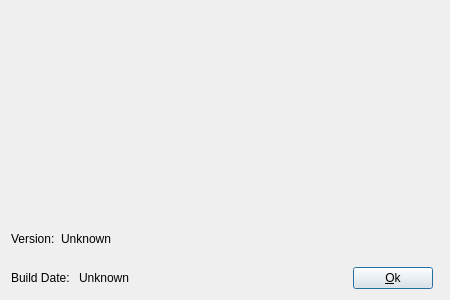
deskflow/deskflow, file src/gui/src/AboutDialogBase.ui: the form before one commit.
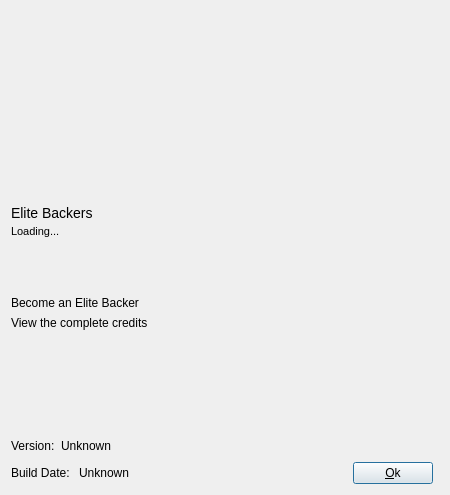
The form after the commit. Icons and pictures are not drawn.

Commit message:
Special contributor mentions on the about screen (#7197)
* Remove obsolete data

* Add section "Key contributors"

* Add "Elite Backers" label

* Add Elite Backers

* Remove borders for Elite backers section

* Add link "Become an Elite Backer"

* Become an Elite Backer as a separate label

* Add link to the credits page

* Fix for macOS

* Fix fonts and spaces for Windows

* Fix window size for Linux

* Loading credits using API

* Update ChangeLog

* Fix code smells

* Requested changes

* Change URL

* Update AboutDialogBase.ui

What changed in the file:
```diff
--- a/src/gui/src/AboutDialogBase.ui
+++ b/src/gui/src/AboutDialogBase.ui
@@ -13,7 +13,7 @@
     <x>0</x>
     <y>0</y>
     <width>450</width>
-    <height>300</height>
+    <height>495</height>
    </rect>
   </property>
   <property name="sizePolicy">
@@ -25,13 +25,13 @@
   <property name="minimumSize">
    <size>
     <width>450</width>
-    <height>300</height>
+    <height>495</height>
    </size>
   </property>
   <property name="maximumSize">
    <size>
     <width>450</width>
-    <height>300</height>
+    <height>495</height>
    </size>
   </property>
   <property name="windowTitle">
@@ -41,121 +41,35 @@
    <bool>true</bool>
   </property>
   <layout class="QGridLayout">
-   <item row="5" column="1" colspan="2">
-    <layout class="QHBoxLayout" name="horizontalLayout">
-     <item>
-      <widget class="QLabel" name="label">
-       <property name="sizePolicy">
-        <sizepolicy hsizetype="Minimum" vsizetype="Minimum">
-         <horstretch>0</horstretch>
-         <verstretch>0</verstretch>
-        </sizepolicy>
-       </property>
-       <property name="text">
-        <string>Version:</string>
-       </property>
-       <property name="margin">
-        <number>1</number>
-       </property>
-      </widget>
-     </item>
-     <item>
-      <widget class="QLabel" name="m_pLabelSynergyVersion">
-       <property name="sizePolicy">
-        <sizepolicy hsizetype="Preferred" vsizetype="Minimum">
-         <horstretch>0</horstretch>
-         <verstretch>0</verstretch>
-        </sizepolicy>
-       </property>
-       <property name="text">
-        <string>Unknown</string>
-       </property>
-       <property name="margin">
-        <number>1</number>
-       </property>
-      </widget>
-     </item>
-     <item>
-      <spacer name="horizontalSpacer">
-       <property name="orientation">
-        <enum>Qt::Horizontal</enum>
-       </property>
-       <property name="sizeHint" stdset="0">
-        <size>
-         <width>40</width>
-         <height>20</height>
-        </size>
-       </property>
-      </spacer>
-     </item>
-    </layout>
-   </item>
-   <item row="6" column="1">
-    <layout class="QHBoxLayout" name="horizontalLayout_2">
-     <item>
-      <widget class="QLabel" name="label_5">
-       <property name="text">
-        <string>Build Date: </string>
-       </property>
-      </widget>
-     </item>
-     <item>
-      <widget class="QLabel" name="m_pLabelBuildDate">
-       <property name="text">
-        <string>Unknown</string>
-       </property>
-      </widget>
-     </item>
-     <item>
-      <spacer name="horizontalSpacer_2">
-       <property name="orientation">
-        <enum>Qt::Horizontal</enum>
-       </property>
-       <property name="sizeHint" stdset="0">
-        <size>
-         <width>40</width>
-         <height>20</height>
-        </size>
-       </property>
-      </spacer>
-     </item>
-     <item>
-      <widget class="QPushButton" name="buttonOk">
-       <property name="text">
-        <string>&amp;Ok</string>
-       </property>
-      </widget>
-     </item>
-    </layout>
-   </item>
-   <item row="2" column="1" colspan="2">
-    <widget class="QLabel" name="label_3">
-     <property name="sizePolicy">
-      <sizepolicy hsizetype="Preferred" vsizetype="Preferred">
-       <horstretch>0</horstretch>
-       <verstretch>0</verstretch>
-      </sizepolicy>
+   <item row="10" column="1">
+    <widget class="QLabel" name="labelCreditsLink">
+     <property name="text">
+      <string notr="true">&lt;a href=&quot;https://symless.com/synergy/credits?source=gui&quot; style=&quot;color: #4285F4;&quot;&gt;View the complete credits&lt;/a&gt;</string>
      </property>
+     <property name="openExternalLinks">
+      <bool>true</bool>
+     </property>
+    </widget>
+   </item>
+   <item row="9" column="1">
+    <widget class="QLabel" name="labelEliteBackerLink">
      <property name="text">
-      <string/>
+      <string>&lt;a href=&quot;https://symless.com/synergy/account-status?source=gui&quot; style=&quot;color: #4285F4;&quot;&gt;Become an Elite Backer&lt;/a&gt;</string>
      </property>
      <property name="margin">
       <number>1</number>
      </property>
     </widget>
    </item>
-   <item row="3" column="1" colspan="2">
-    <spacer>
+   <item row="3" column="1">
+    <spacer name="verticalSpacer">
      <property name="orientation">
       <enum>Qt::Vertical</enum>
      </property>
-     <property name="sizeType">
-      <enum>QSizePolicy::Preferred</enum>
-     </property>
      <property name="sizeHint" stdset="0">
       <size>
        <width>20</width>
-       <height>100</height>
+       <height>9</height>
       </size>
      </property>
     </spacer>
@@ -176,6 +90,105 @@
      </property>
     </spacer>
    </item>
+   <item row="6" column="1">
+    <layout class="QVBoxLayout" name="verticalLayout_2">
+     <property name="spacing">
+      <number>1</number>
+     </property>
+     <property name="sizeConstraint">
+      <enum>QLayout::SetNoConstraint</enum>
+     </property>
+     <property name="leftMargin">
+      <number>0</number>
+     </property>
+     <property name="topMargin">
+      <number>0</number>
+     </property>
+     <item>
+      <widget class="QLabel" name="labelEliteBackers">
+       <property name="font">
+        <font>
+         <pointsize>-1</pointsize>
+         <bold>false</bold>
+        </font>
+       </property>
+       <property name="styleSheet">
+        <string notr="true">font-size: 14px</string>
+       </property>
+       <property name="text">
+        <string>Elite Backers</string>
+       </property>
+      </widget>
+     </item>
+     <item>
+      <widget class="QScrollArea" name="scrollAreaEliteBackers">
+       <property name="sizePolicy">
+        <sizepolicy hsizetype="Preferred" vsizetype="Preferred">
+         <horstretch>0</horstretch>
+         <verstretch>0</verstretch>
+        </sizepolicy>
+       </property>
+       <property name="minimumSize">
+        <size>
+         <width>0</width>
+         <height>0</height>
+        </size>
+       </property>
+       <property name="frameShape">
+        <enum>QFrame::NoFrame</enum>
+       </property>
+       <property name="widgetResizable">
+        <bool>true</bool>
+       </property>
+       <widget class="QWidget" name="scrollAreaWidgetContents">
+        <property name="geometry">
+         <rect>
+          <x>0</x>
+          <y>0</y>
+          <width>419</width>
+          <height>83</height>
+         </rect>
+        </property>
+        <layout class="QHBoxLayout" name="horizontalLayout_3">
+         <property name="leftMargin">
+          <number>0</number>
+         </property>
+         <property name="topMargin">
+          <number>3</number>
+         </property>
+         <property name="rightMargin">
+          <number>3</number>
+         </property>
+         <item>
+          <widget class="QLabel" name="labelEliteBackersData">
+           <property name="minimumSize">
+            <size>
+             <width>0</width>
+             <height>10</height>
+            </size>
+           </property>
+           <property name="font">
+            <font>
+             <pointsize>-1</pointsize>
+            </font>
+           </property>
+           <property name="styleSheet">
+            <string notr="true">font-size: 11px;s</string>
+           </property>
+           <property name="text">
+            <string>Loading...</string>
+           </property>
+           <property name="alignment">
+            <set>Qt::AlignLeading|Qt::AlignLeft|Qt::AlignTop</set>
+           </property>
+          </widget>
+         </item>
+        </layout>
+       </widget>
+      </widget>
+     </item>
+    </layout>
+   </item>
    <item row="0" column="1">
     <widget class="QLabel" name="label_Logo">
      <property name="sizePolicy">
@@ -204,6 +217,128 @@
      </property>
     </widget>
    </item>
+   <item row="2" column="1" colspan="2">
+    <widget class="QLabel" name="label_3">
+     <property name="sizePolicy">
+      <sizepolicy hsizetype="Preferred" vsizetype="Preferred">
+       <horstretch>0</horstretch>
+       <verstretch>0</verstretch>
+      </sizepolicy>
+     </property>
+     <property name="text">
+      <string/>
+     </property>
+     <property name="wordWrap">
+      <bool>true</bool>
+     </property>
+     <property name="margin">
+      <number>1</number>
+     </property>
+    </widget>
+   </item>
+   <item row="14" column="1">
+    <layout class="QHBoxLayout" name="horizontalLayout_2">
+     <item>
+      <widget class="QLabel" name="label_5">
+       <property name="text">
+        <string>Build Date: </string>
+       </property>
+      </widget>
+     </item>
+     <item>
+      <widget class="QLabel" name="m_pLabelBuildDate">
+       <property name="text">
+        <string>Unknown</string>
+       </property>
+      </widget>
+     </item>
+     <item>
+      <spacer name="horizontalSpacer_2">
+       <property name="orientation">
+        <enum>Qt::Horizontal</enum>
+       </property>
+       <property name="sizeHint" stdset="0">
+        <size>
+         <width>40</width>
+         <height>20</height>
+        </size>
+       </property>
+      </spacer>
+     </item>
+     <item>
+      <widget class="QPushButton" name="buttonOk">
+       <property name="text">
+        <string>&amp;Ok</string>
+       </property>
+      </widget>
+     </item>
+    </layout>
+   </item>
+   <item row="11" column="1" colspan="2">
+    <spacer>
+     <property name="orientation">
+      <enum>Qt::Vertical</enum>
+     </property>
+     <property name="sizeType">
+      <enum>QSizePolicy::Preferred</enum>
+     </property>
+     <property name="sizeHint" stdset="0">
+      <size>
+       <width>20</width>
+       <height>100</height>
+      </size>
+     </property>
+    </spacer>
+   </item>
+   <item row="13" column="1" colspan="2">
+    <layout class="QHBoxLayout" name="horizontalLayout">
+     <item>
+      <widget class="QLabel" name="label">
+       <property name="sizePolicy">
+        <sizepolicy hsizetype="Minimum" vsizetype="Minimum">
+         <horstretch>0</horstretch>
+         <verstretch>0</verstretch>
+        </sizepolicy>
+       </property>
+       <property name="text">
+        <string>Version:</string>
+       </property>
+       <property name="margin">
+        <number>1</number>
+       </property>
+      </widget>
+     </item>
+     <item>
+      <widget class="QLabel" name="m_pLabelSynergyVersion">
+       <property name="sizePolicy">
+        <sizepolicy hsizetype="Preferred" vsizetype="Minimum">
+         <horstretch>0</horstretch>
+         <verstretch>0</verstretch>
+        </sizepolicy>
+       </property>
+       <property name="text">
+        <string>Unknown</string>
+       </property>
+       <property name="margin">
+        <number>1</number>
+       </property>
+      </widget>
+     </item>
+     <item>
+      <spacer name="horizontalSpacer">
+       <property name="orientation">
+        <enum>Qt::Horizontal</enum>
+       </property>
+       <property name="sizeHint" stdset="0">
+        <size>
+         <width>40</width>
+         <height>20</height>
+        </size>
+       </property>
+      </spacer>
+     </item>
+    </layout>
+   </item>
   </layout>
  </widget>
  <resources>
```
Left out of the diff: 4 changed lines with no effect on the pictures. The commit also changes 5 other files.
